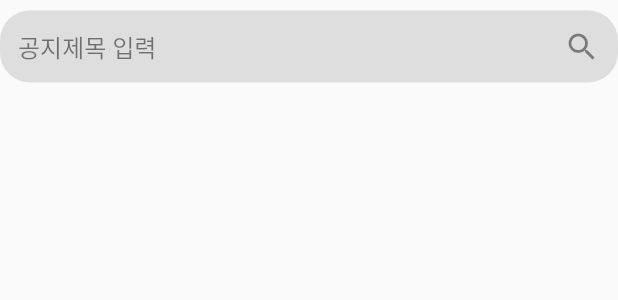
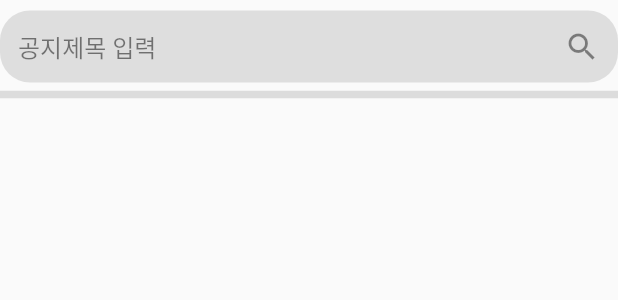
Before and after one commit to zixxin/Semicolon, a Flutter app: the SearchBar widget shown alone on an empty page, opened directly, on a phone screen of 412 x 824 dp. Shown: the top 300 px of the screen. Run offline on Flutter 3.47's test engine with Material 2 defaults, Android fonts, the phone set to English and light mode, and no system bars; our stand-ins replace firebase_auth, firebase_core, flutter_screenutil, flutter_signin_button, flutter_slidable, get and 1 more; accounts and stored records are empty; Roboto replaces fonts that are missing (main).

Commit message:
Revert "[etc] problems 수정 및 ui 수정(divider)"

```diff
--- a/ohyeahthat/lib/app.dart
+++ b/ohyeahthat/lib/app.dart
@@ -1,6 +1,9 @@
+import 'package:firebase_auth/firebase_auth.dart';
 import 'package:firebase_core/firebase_core.dart';
 import 'package:flutter/material.dart';
 import 'package:ohyeahthat/screen/home.dart';
+import 'package:ohyeahthat/screen/login.dart';
+import 'package:google_sign_in/google_sign_in.dart';
 
 
 class App extends StatelessWidget{
--- a/ohyeahthat/lib/screen/all_noti.dart
+++ b/ohyeahthat/lib/screen/all_noti.dart
@@ -30,9 +30,6 @@ class _AllNotiScreen extends State<AllNotiScreen> {
                 Padding(
                   padding: const EdgeInsets.only(left : 10.0, right :10.0),
                   child: SearchBar(),
-                ),
-                const Divider(
-                  thickness: 4.7,
                 ),
                 ListView.separated(
                   primary : false,
@@ -129,18 +126,20 @@ Widget SearchBar(){
                 color : Colors.black.withOpacity(0.5),
               ),
               // contentPadding: EdgeInsets.only(left: 20),
-              suffixIcon : const Icon(Icons.search),
+              suffixIcon : Icon(Icons.search),
               filled : true,
               enabledBorder: UnderlineInputBorder(
-                borderSide: const BorderSide(color : Colors.transparent),
+                borderSide: BorderSide(color : Colors.transparent),
                 borderRadius: BorderRadius.circular(20)),
               focusedBorder: UnderlineInputBorder(
-                borderSide: const BorderSide(color : Colors.transparent),
+                borderSide: BorderSide(color : Colors.transparent),
                 borderRadius: BorderRadius.circular(20)),
               )
             ),
+        ),
+          Divider(
+            thickness: 5,
           ),
       ],
-
     );
   }
```
Also changed, not shown: ohyeahthat/lib/pages/keywordpage.dart (+21 -21 lines), 1 other file.
